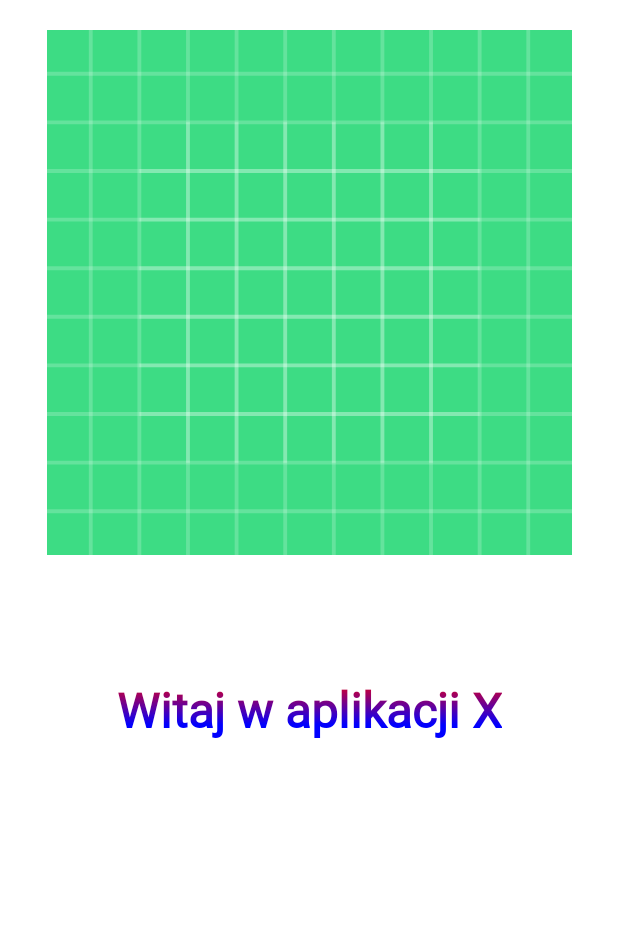
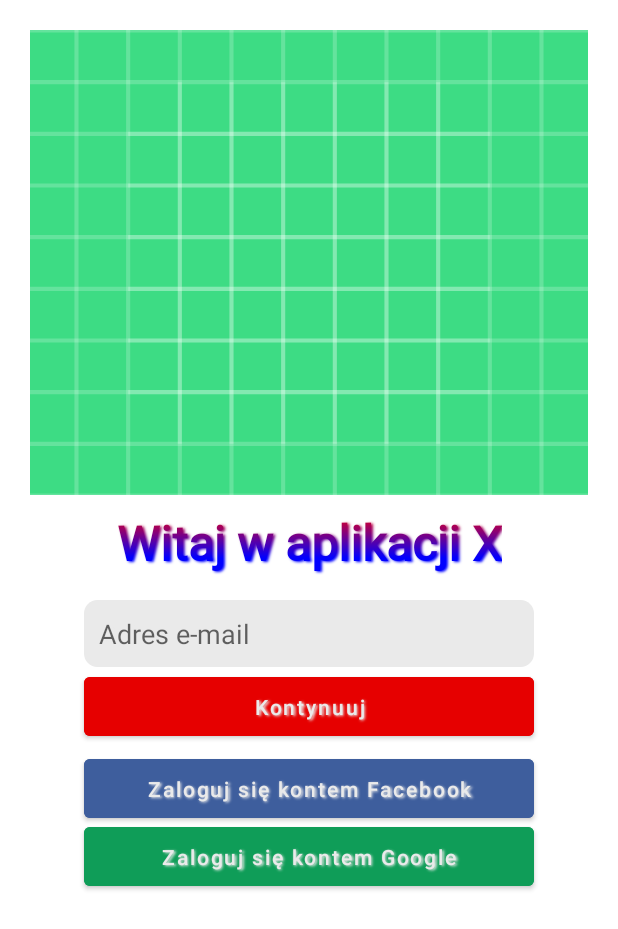
Before and after one commit to gufeczek/CheapFuel, an Android app: the screen it shows after launch (LoginActivity), on a phone screen of 412 x 824 dp. Shown: the top 929 px of the screen. Run offline under Robolectric (Android 15) with nearby library versions, the phone set to English and light mode, and no system bars.

Commit message:
Finished LoginActivity layout xml file

```diff
--- a/app/src/main/java/com/example/fuel/LoginActivity.kt
+++ b/app/src/main/java/com/example/fuel/LoginActivity.kt
@@ -3,23 +3,33 @@ package com.example.fuel
 import android.graphics.Color
 import android.graphics.LinearGradient
 import android.graphics.Shader
+import android.os.Bundle
+import android.widget.EditText
+import android.widget.TextView
 import androidx.appcompat.app.AppCompatActivity
-import android.os.Bundle
-import android.widget.TextView
 
 class LoginActivity : AppCompatActivity() {
 
     private lateinit var tvWelcomeMsg: TextView
+    private lateinit var etEmail: EditText
 
     override fun onCreate(savedInstanceState: Bundle?) {
         super.onCreate(savedInstanceState)
         setContentView(R.layout.activity_login)
         supportActionBar?.hide()
 
-        tvWelcomeMsg = findViewById(R.id.loginActivity_welcome)
+        tvWelcomeMsg = findViewById(R.id.loginActivity_tv_welcome)
+        etEmail = findViewById(R.id.loginActivity_et_email)
+
         /*TODO: change gradient values*/
-        val shader = LinearGradient(0f, 0f, 0f, tvWelcomeMsg.textSize,
-            Color.RED, Color.BLUE, Shader.TileMode.CLAMP)
+        val shader = LinearGradient(
+            0f, 0f, 0f, tvWelcomeMsg.textSize,
+            Color.RED, Color.BLUE, Shader.TileMode.CLAMP
+        )
         tvWelcomeMsg.paint.shader = shader
+
+        CornerDrawable.roundCorners(etEmail, 20f)
+
+
     }
 }
--- a/app/src/main/res/layout/activity_login.xml
+++ b/app/src/main/res/layout/activity_login.xml
@@ -4,35 +4,107 @@
     xmlns:tools="http://schemas.android.com/tools"
     android:layout_width="match_parent"
     android:layout_height="match_parent"
-    tools:context=".LoginActivity"
     android:padding="20dp"
-    style="Theme.AppCompat.Light.NoActionBar">
+    tools:context=".LoginActivity">
 
-    <TextView
-        android:layout_width="wrap_content"
-        android:layout_height="wrap_content"
-        android:text="@string/loginActivity_welcome"
-        app:layout_constraintBottom_toBottomOf="parent"
+    <!--TODO: change placeholder image and placeholder-->
+    <ImageView
+        android:id="@+id/imageView"
+        android:layout_width="0dp"
+        android:layout_height="0dp"
+        android:contentDescription="@string/todo"
+        android:scaleType="centerCrop"
+        app:layout_constraintDimensionRatio="1.2"
         app:layout_constraintEnd_toEndOf="parent"
         app:layout_constraintStart_toStartOf="parent"
         app:layout_constraintTop_toTopOf="parent"
-        app:layout_constraintVertical_bias="0.582"
+        app:srcCompat="@drawable/ic_launcher_background" />
+
+    <TextView
+        android:id="@+id/loginActivity_tv_welcome"
+        style="@style/textShadow"
+        android:layout_width="wrap_content"
+        android:layout_height="wrap_content"
+        android:layout_centerHorizontal="true"
+        android:layout_marginTop="10dp"
         android:fontFamily="@font/roboto_bold"
+        android:text="@string/app_welcome"
+        android:textColor="@color/black"
         android:textSize="32sp"
-        android:textColor="@color/black"
+        android:textStyle="bold"
         android:typeface="sans"
-        android:textStyle="bold"
-        android:id="@+id/loginActivity_welcome"/>
-
-    <!--TODO: change placeholder image and description-->
-    <ImageView
-        android:id="@+id/imageView"
-        android:layout_width="350dp"
-        android:layout_height="350dp"
+        app:layout_constraintBottom_toTopOf="@+id/relativeLayout"
         app:layout_constraintEnd_toEndOf="parent"
         app:layout_constraintStart_toStartOf="parent"
-        app:layout_constraintTop_toTopOf="parent"
-        app:srcCompat="@drawable/ic_launcher_background"
-        android:contentDescription="@string/placeholder"/>
+        app:layout_constraintTop_toBottomOf="@+id/imageView"
+        app:layout_constraintVertical_bias="0.0" />
+
+    <RelativeLayout
+        android:id="@+id/relativeLayout"
+        android:layout_width="350dp"
+        android:layout_height="250dp"
+        android:layout_marginTop="70dp"
+        app:layout_constraintEnd_toEndOf="parent"
+        app:layout_constraintStart_toStartOf="parent"
+        app:layout_constraintTop_toBottomOf="@+id/imageView">
+
+        <EditText
+            android:id="@+id/loginActivity_et_email"
+            style="@style/textShadow"
+            android:layout_width="300dp"
+            android:layout_height="wrap_content"
+            android:layout_centerHorizontal="true"
+            android:autofillHints="emailAddress"
+            android:background="@color/light_gray"
+            android:hint="@string/email_address"
+            android:inputType="textEmailAddress"
+            android:padding="10dp" />
+
+        <Button
+            android:id="@+id/btnContinue"
+            style="@style/textShadow"
+            android:layout_width="0dp"
+            android:layout_height="wrap_content"
+            android:layout_alignStart="@+id/loginActivity_et_email"
+            android:layout_alignEnd="@+id/loginActivity_et_email"
+            android:layout_centerHorizontal="true"
+            android:layout_marginTop="45dp"
+            android:backgroundTint="@color/light_red"
+            android:padding="10dp"
+            android:text="@string/_continue"
+            android:textAllCaps="false"
+            android:textColor="@color/light_gray" />
+
+        <Button
+            android:id="@+id/btnLoginWithFacebook"
+            style="@style/textShadow"
+            android:layout_width="0dp"
+            android:layout_height="wrap_content"
+            android:layout_alignStart="@+id/loginActivity_et_email"
+            android:layout_alignEnd="@+id/loginActivity_et_email"
+            android:layout_centerHorizontal="true"
+            android:layout_marginTop="100dp"
+            android:backgroundTint="@color/facebook"
+            android:padding="10dp"
+            android:text="@string/loginWithFacebook"
+            android:textAllCaps="false"
+            android:textColor="@color/light_gray" />
+
+        <Button
+            android:id="@+id/btnLoginWithGoogle"
+            style="@style/textShadow"
+            android:layout_width="0dp"
+            android:layout_height="wrap_content"
+            android:layout_alignStart="@+id/loginActivity_et_email"
+            android:layout_alignEnd="@+id/loginActivity_et_email"
+            android:layout_centerHorizontal="true"
+            android:layout_marginTop="145dp"
+            android:backgroundTint="@color/google"
+            android:padding="10dp"
+            android:text="@string/loginWithGoogle"
+            android:textAllCaps="false"
+            android:textColor="@color/light_gray" />
+
+    </RelativeLayout>
 
 </androidx.constraintlayout.widget.ConstraintLayout>
--- a/app/src/main/res/values/colors.xml
+++ b/app/src/main/res/values/colors.xml
@@ -1,10 +1,15 @@
 <?xml version="1.0" encoding="utf-8"?>
 <resources>
-    <color name="purple_200">#FFBB86FC</color>
-    <color name="purple_500">#FF6200EE</color>
-    <color name="purple_700">#FF3700B3</color>
-    <color name="teal_200">#FF03DAC5</color>
-    <color name="teal_700">#FF018786</color>
-    <color name="black">#FF000000</color>
-    <color name="white">#FFFFFFFF</color>
+    <color name="purple_200">#BB86FC</color>
+    <color name="purple_500">#6200EE</color>
+    <color name="purple_700">#3700B3</color>
+    <color name="teal_200">#03DAC5</color>
+    <color name="teal_700">#018786</color>
+    <color name="black">#000000</color>
+    <color name="white">#FFFFFF</color>
+    <color name="light_gray">#eaeaea</color>
+    <color name="red">#FF0000</color>
+    <color name="light_red">#E60000</color>
+    <color name="facebook">#3e5e9d</color>
+    <color name="google">#0F9D58</color>
 </resources>
--- a/app/src/main/res/values/strings.xml
+++ b/app/src/main/res/values/strings.xml
@@ -1,5 +1,10 @@
 <resources>
     <string name="app_name">Fuel</string>
     <string name="placeholder">placeholder</string>
-    <string name="loginActivity_welcome">Witaj w aplikacji X</string>
+    <string name="app_welcome">Witaj w aplikacji X</string>
+    <string name="todo">TODO</string>
+    <string name="email_address">Adres e-mail</string>
+    <string name="_continue">Kontynuuj</string>
+    <string name="loginWithFacebook">Zaloguj się kontem Facebook</string>
+    <string name="loginWithGoogle">Zaloguj się kontem Google</string>
 </resources>
```
